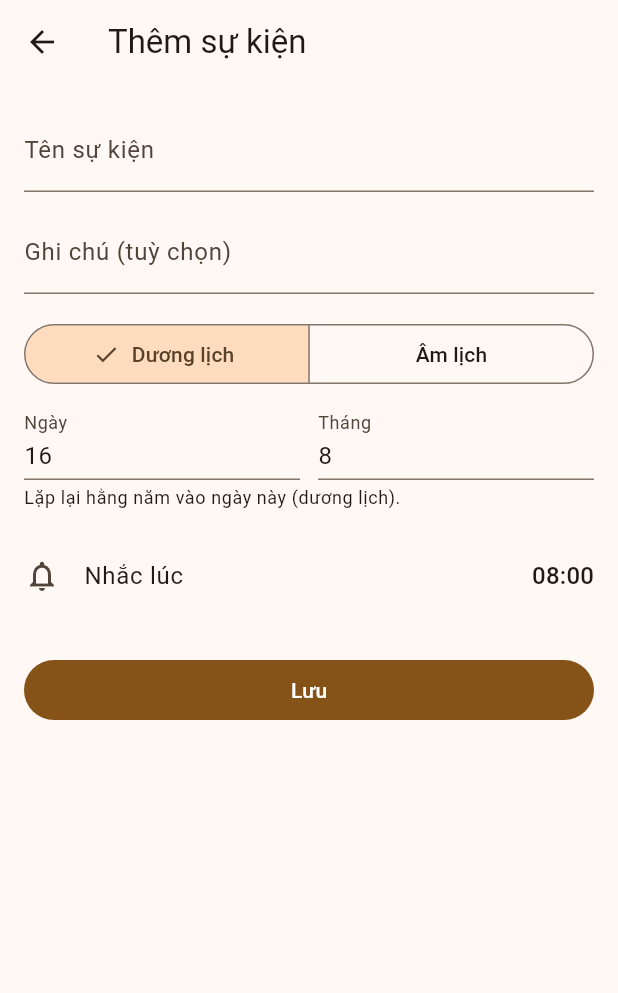
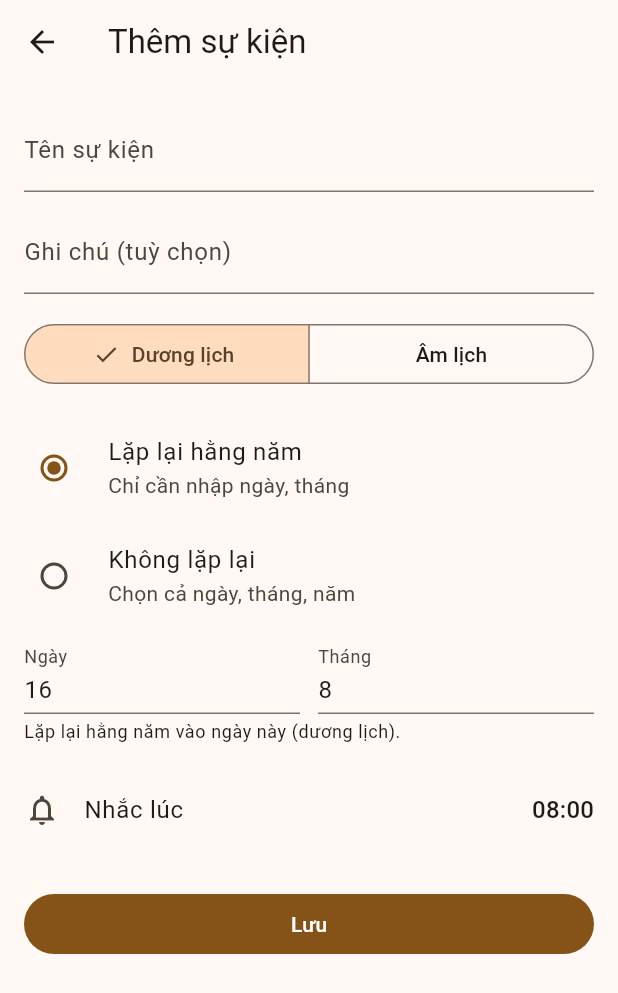
Before and after one commit to nttqn/lunar-calendar-app, a Flutter app: the AddEventScreen screen opened directly, on a phone screen of 412 x 824 dp. Shown: the top 993 px of the screen. Run offline on Flutter 3.47's test engine with Material 3 defaults, Android fonts, the phone set to English and light mode, and no system bars; our stand-ins replace flutter_local_notifications, google_mobile_ads, shared_preferences, timezone; accounts and stored records are empty; network calls fail.

Commit message:
Support one-time (non-recurring) personal events
Add-event screen now has a radio choice: "Lặp lại hằng năm" (day/month
only, same as before) or "Không lặp lại" (day/month/year, a single
occurrence). PersonalEvent.year is null for recurring events and set for
one-time ones; nextOccurrence/nextOccurrences return null/[] once a
one-time event's date has passed rather than searching forward. Uses
Flutter's newer RadioGroup API (RadioListTile's own groupValue/onChanged
were deprecated in the installed Flutter version).

EventRepository.eventsOn now also matches year for one-time events, so
they don't reappear on the calendar in other years the way recurring
events do. Events list shows "một lần" + exact year for one-time events
and "Đã qua" once one has passed (sorted to the end instead of crashing on
a null comparison).

Verified with flutter test (6 new cases covering upcoming/past one-time
solar and lunar events) and a Playwright walkthrough: select "Không lặp
lại" -> year field appears -> save -> shows correctly in the list ->
reopening for edit preserves the choice and year.

```diff
--- a/lib/models/personal_event.dart
+++ b/lib/models/personal_event.dart
@@ -2,8 +2,10 @@ import '../lunar/lunar_calendar.dart';
 
 DateTime _dateOnly(DateTime d) => DateTime(d.year, d.month, d.day);
 
-/// A user-created event anchored to a day/month (solar or lunar) that
-/// repeats every year — birthdays, anniversaries, giỗ, etc.
+/// A user-created event anchored to a day/month (solar or lunar) —
+/// birthdays, anniversaries, giỗ, etc. When [year] is null the event
+/// repeats every year on that day/month; when [year] is set it's a
+/// one-time event on that exact date and has no occurrence after it.
 class PersonalEvent {
   final String id;
   final String title;
@@ -11,6 +13,7 @@ class PersonalEvent {
   final bool isLunar;
   final int day; // 1-31 (solar) or 1-30 (lunar)
   final int month; // 1-12
+  final int? year; // null = repeats yearly; set = one-time only
   final int reminderHour;
   final int reminderMinute;
 
@@ -21,9 +24,12 @@ class PersonalEvent {
     required this.isLunar,
     required this.day,
     required this.month,
+    this.year,
     this.reminderHour = 8,
     this.reminderMinute = 0,
   });
+
+  bool get repeatsYearly => year == null;
 
   PersonalEvent copyWith({
     String? title,
@@ -31,6 +37,8 @@ class PersonalEvent {
     bool? isLunar,
     int? day,
     int? month,
+    bool clearYear = false,
+    int? year,
     int? reminderHour,
     int? reminderMinute,
   }) {
@@ -41,6 +49,7 @@ class PersonalEvent {
       isLunar: isLunar ?? this.isLunar,
       day: day ?? this.day,
       month: month ?? this.month,
+      year: clearYear ? null : (year ?? this.year),
       reminderHour: reminderHour ?? this.reminderHour,
       reminderMinute: reminderMinute ?? this.reminderMinute,
     );
@@ -53,6 +62,7 @@ class PersonalEvent {
         'isLunar': isLunar,
         'day': day,
         'month': month,
+        'year': year,
         'reminderHour': reminderHour,
         'reminderMinute': reminderMinute,
       };
@@ -64,6 +74,7 @@ class PersonalEvent {
         isLunar: json['isLunar'] as bool,
         day: json['day'] as int,
         month: json['month'] as int,
+        year: json['year'] as int?,
         reminderHour: json['reminderHour'] as int? ?? 8,
         reminderMinute: json['reminderMinute'] as int? ?? 0,
       );
@@ -80,9 +91,18 @@ class PersonalEvent {
     return DateTime(y, m, d);
   }
 
-  /// The next time this event falls on/after [from] (defaults to now).
-  DateTime nextOccurrence({DateTime? from}) {
+  /// The next time this event falls on/after [from] (defaults to now), or
+  /// null if it's a one-time event whose date has already passed.
+  DateTime? nextOccurrence({DateTime? from}) {
     final base = _dateOnly(from ?? DateTime.now());
+
+    if (year != null) {
+      final occurrence =
+          isLunar ? _lunarOccurrenceInYear(year!) : DateTime(year!, month, day);
+      if (occurrence == null || occurrence.isBefore(base)) return null;
+      return occurrence;
+    }
+
     if (!isLunar) {
       var candidate = DateTime(base.year, month, day);
       if (candidate.isBefore(base)) {
@@ -103,13 +123,20 @@ class PersonalEvent {
   }
 
   /// The next [count] occurrences on/after [from], used to pre-schedule
-  /// several years of reminders at once (see NotificationService).
+  /// several years of reminders at once (see NotificationService). A
+  /// one-time event has at most one occurrence (empty list if it already
+  /// passed).
   List<DateTime> nextOccurrences({int count = 5, DateTime? from}) {
+    if (year != null) {
+      final occurrence = nextOccurrence(from: from);
+      return occurrence == null ? [] : [occurrence];
+    }
+
     final base = _dateOnly(from ?? DateTime.now());
     final result = <DateTime>[];
     var cursor = base;
     for (var i = 0; i < count; i++) {
-      final occurrence = nextOccurrence(from: cursor);
+      final occurrence = nextOccurrence(from: cursor)!;
       result.add(occurrence);
       cursor = occurrence.add(const Duration(days: 1));
     }
--- a/lib/screens/add_event_screen.dart
+++ b/lib/screens/add_event_screen.dart
@@ -24,6 +24,8 @@ class _AddEventScreenState extends State<AddEventScreen> {
   late bool _isLunar = widget.existing?.isLunar ?? false;
   late int _day = widget.existing?.day ?? DateTime.now().day.clamp(1, 28);
   late int _month = widget.existing?.month ?? DateTime.now().month;
+  late bool _repeatsYearly = widget.existing?.repeatsYearly ?? true;
+  late int _year = widget.existing?.year ?? DateTime.now().year;
   late TimeOfDay _reminderTime = TimeOfDay(
     hour: widget.existing?.reminderHour ?? 8,
     minute: widget.existing?.reminderMinute ?? 0,
@@ -60,6 +62,8 @@ class _AddEventScreenState extends State<AddEventScreen> {
             isLunar: _isLunar,
             day: _day,
             month: _month,
+            year: _repeatsYearly ? null : _year,
+            clearYear: _repeatsYearly,
             reminderHour: _reminderTime.hour,
             reminderMinute: _reminderTime.minute,
           ),
@@ -71,6 +75,7 @@ class _AddEventScreenState extends State<AddEventScreen> {
           isLunar: _isLunar,
           day: _day,
           month: _month,
+          year: _repeatsYearly ? null : _year,
           reminderHour: _reminderTime.hour,
           reminderMinute: _reminderTime.minute,
         );
@@ -138,7 +143,28 @@ class _AddEventScreenState extends State<AddEventScreen> {
               if (_day > maxDay) _day = maxDay;
             }),
           ),
-          const SizedBox(height: 12),
+          const SizedBox(height: 16),
+          RadioGroup<bool>(
+            groupValue: _repeatsYearly,
+            onChanged: (v) => setState(() => _repeatsYearly = v!),
+            child: const Column(
+              children: [
+                RadioListTile<bool>(
+                  contentPadding: EdgeInsets.zero,
+                  title: Text('Lặp lại hằng năm'),
+                  subtitle: Text('Chỉ cần nhập ngày, tháng'),
+                  value: true,
+                ),
+                RadioListTile<bool>(
+                  contentPadding: EdgeInsets.zero,
+                  title: Text('Không lặp lại'),
+                  subtitle: Text('Chọn cả ngày, tháng, năm'),
+                  value: false,
+                ),
+              ],
+            ),
+          ),
+          const SizedBox(height: 8),
           Row(
             children: [
               Expanded(
@@ -160,11 +186,25 @@ class _AddEventScreenState extends State<AddEventScreen> {
                   onChanged: (v) => setState(() => _month = v),
                 ),
               ),
+              if (!_repeatsYearly) ...[
+                const SizedBox(width: 12),
+                Expanded(
+                  child: NumberField(
+                    label: 'Năm',
+                    value: _year,
+                    min: 1900,
+                    max: 2100,
+                    onChanged: (v) => setState(() => _year = v),
+                  ),
+                ),
+              ],
             ],
           ),
           const SizedBox(height: 4),
           Text(
-            'Lặp lại hằng năm vào ngày này (${_isLunar ? "âm lịch" : "dương lịch"}).',
+            _repeatsYearly
+                ? 'Lặp lại hằng năm vào ngày này (${_isLunar ? "âm lịch" : "dương lịch"}).'
+                : 'Chỉ diễn ra một lần vào ngày này (${_isLunar ? "âm lịch" : "dương lịch"}), không lặp lại.',
             style: Theme.of(context).textTheme.bodySmall,
           ),
           const SizedBox(height: 16),
```
Also changed, not shown: lib/screens/events_screen.dart (+27 -12 lines), lib/services/event_repository.dart (+13 -4 lines), 3 other files.
